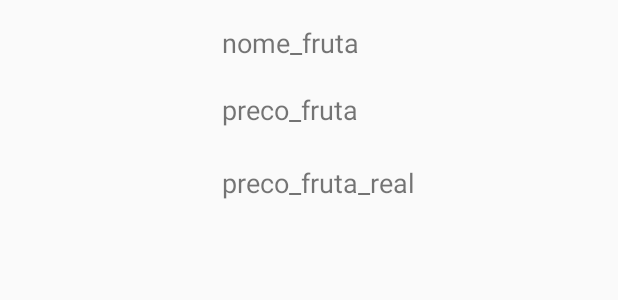
After one commit to eliassoares19/muxiChallenge, an Android app: the layout activity_details_fruit.xml on its own in the app's theme, with its tools: preview values and no code run, on a phone screen of 412 x 824 dp. The commit adds this screen. Shown: the top 300 px of the screen. Run offline under Robolectric (Android 15) with nearby library versions, the phone set to English and light mode, and no system bars.

Commit message:
Developing all the features to the list fruit view

```diff
--- a/app/build.gradle
+++ b/app/build.gradle
@@ -3,7 +3,6 @@ apply plugin: 'com.android.application'
 apply plugin: 'kotlin-android'
 
 apply plugin: 'kotlin-android-extensions'
-
 
 
 kotlin {
@@ -38,7 +37,7 @@ android {
 
 dependencies {
     implementation fileTree(dir: 'libs', include: ['*.jar'])
-    implementation"org.jetbrains.kotlin:kotlin-stdlib-jdk7:$kotlin_version"
+    implementation "org.jetbrains.kotlin:kotlin-stdlib-jdk7:$kotlin_version"
     implementation 'androidx.appcompat:appcompat:1.0.2'
     implementation 'androidx.core:core-ktx:1.0.2'
     implementation 'androidx.constraintlayout:constraintlayout:1.1.3'
@@ -82,4 +81,7 @@ dependencies {
 
     //noinspection GradleCompatible
     implementation 'com.android.support:recyclerview-v7:27.1.1'
+
+    //picasso
+    implementation 'com.squareup.picasso:picasso:2.71828'
 }
--- a/app/src/main/AndroidManifest.xml
+++ b/app/src/main/AndroidManifest.xml
@@ -5,7 +5,7 @@
 
     <dist:module dist:instant="true"/>
 
-    <uses-permission android:name="android.permission.INTERNET" />
+    <uses-permission android:name="android.permission.INTERNET"/>
 
     <application
             android:allowBackup="true"
@@ -14,7 +14,9 @@
             android:roundIcon="@mipmap/ic_launcher_round"
             android:supportsRtl="true"
             android:theme="@style/AppTheme">
-        <activity android:name="com.example.muxichallenge.MainActivity">
+        <activity android:name=".DetailsFruitActivity">
+        </activity>
+        <activity android:name=".MainActivity">
             <intent-filter>
                 <action android:name="android.intent.action.MAIN"/>
 
--- /dev/null
+++ b/app/src/main/java/com/example/muxichallenge/OnClickFruitHandle.kt
@@ -0,0 +1,5 @@
+package com.example.muxichallenge
+
+interface OnClickFruitHandle {
+    fun onClick (fruit : Fruit)
+}
--- /dev/null
+++ b/app/src/main/res/layout/activity_details_fruit.xml
@@ -0,0 +1,54 @@
+<?xml version="1.0" encoding="utf-8"?>
+<androidx.constraintlayout.widget.ConstraintLayout xmlns:android="http://schemas.android.com/apk/res/android"
+                                                   xmlns:app="http://schemas.android.com/apk/res-auto" xmlns:tools="http://schemas.android.com/tools"
+                                                   android:orientation="vertical"
+                                                   android:layout_width="match_parent"
+                                                   android:layout_height="300dp"
+                                                   tools:context="com.example.muxichallenge.DetailsFruitActivity">
+
+    <TextView
+            android:id="@+id/details_fruit_name"
+            android:textSize="18sp"
+            android:text="nome_fruta"
+            android:maxLines="1"
+            android:layout_width="wrap_content"
+            android:layout_height="wrap_content"
+            android:layout_marginTop="16dp"
+            app:layout_constraintTop_toTopOf="parent"
+            android:layout_marginStart="148dp" app:layout_constraintStart_toStartOf="parent"
+            android:layout_marginLeft="148dp"/>
+    <TextView
+            android:id="@+id/details_fruit_price"
+            android:textSize="18sp"
+            android:text="preco_fruta"
+            android:maxLines="1"
+            android:layout_width="wrap_content"
+            android:layout_height="wrap_content"
+            android:layout_marginTop="20dp"
+            app:layout_constraintTop_toBottomOf="@+id/details_fruit_name" android:layout_marginStart="148dp"
+            app:layout_constraintStart_toStartOf="parent" android:layout_marginLeft="148dp"/>
+    <TextView
+            android:id="@+id/details_fruit_price_real"
+            android:textSize="18sp"
+            android:text="preco_fruta_real"
+            android:maxLines="1"
+            android:layout_width="wrap_content"
+            android:layout_height="wrap_content"
+            android:layout_marginTop="24dp"
+            app:layout_constraintTop_toBottomOf="@+id/details_fruit_price" android:layout_marginStart="148dp"
+            app:layout_constraintStart_toStartOf="parent" android:layout_marginLeft="148dp"/>
+
+    <ImageView
+            android:id="@+id/details_fruit_image"
+            android:layout_width="300dp"
+            android:layout_height="150dp"
+            app:layout_constraintBottom_toBottomOf="parent"
+            app:layout_constraintEnd_toEndOf="parent"
+            android:layout_marginEnd="8dp" android:layout_marginRight="8dp"
+            app:layout_constraintStart_toStartOf="parent" android:layout_marginLeft="8dp"
+            android:layout_marginStart="8dp" android:layout_marginTop="8dp"
+            app:layout_constraintTop_toBottomOf="@+id/details_fruit_price_real"
+            app:layout_constraintHorizontal_bias="0.4" app:layout_constraintVertical_bias="1.0"/>
+
+
+</androidx.constraintlayout.widget.ConstraintLayout>
```
Also changed, not shown: app/src/main/java/com/example/muxichallenge/DetailsFruitActivity.kt (added, +46 -0 lines), app/src/main/java/com/example/muxichallenge/MainActivity.kt (+15 -7 lines), app/src/main/java/com/example/muxichallenge/RecyclerViewAdapter.kt (+26 -8 lines), app/src/main/res/layout/list_item_view.xml (+22 -26 lines).
